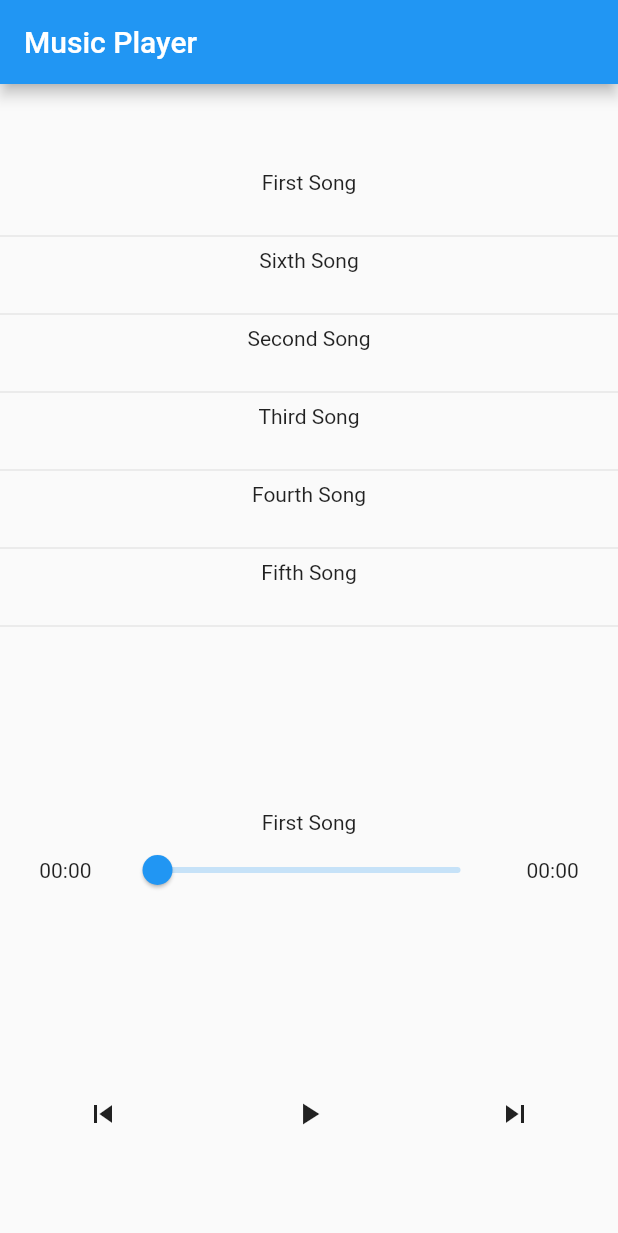
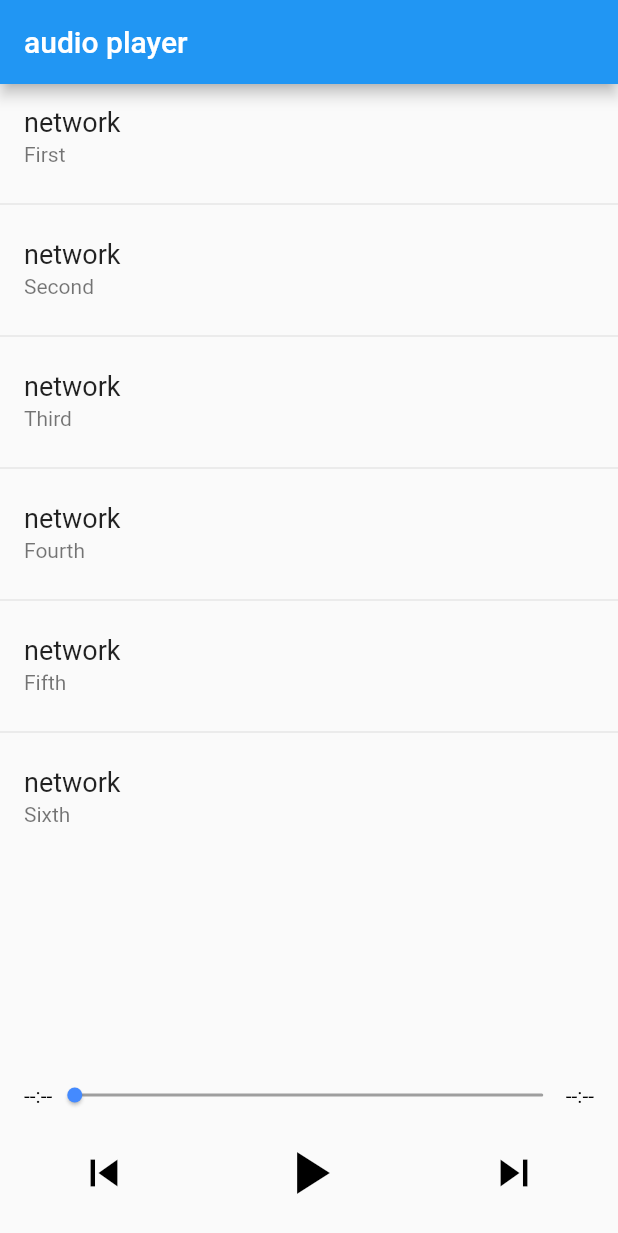
Before and after one commit to yogeshkumar24/music_player_demo, a Flutter app: the screen it shows after launch, on a phone screen of 412 x 824 dp. Shown: the top 1233 px of the screen. Run offline on Flutter 3.47's test engine with Material 2 defaults, Android fonts, the phone set to English and light mode, and no system bars; missing offline and left inert: audio_manager.

```diff
--- a/lib/background_service/audioPlayerTask.dart
+++ b/lib/background_service/audioPlayerTask.dart
@@ -1,56 +1,56 @@
-import 'package:audio_service/audio_service.dart';
-import 'package:audioplayers/audioplayers.dart';
-
-class AudioPlayerTask extends BackgroundAudioTask {
-  final _audioPlayer = AudioPlayer();
-
-
-  @override
-  Future<void> onStart(Map<String, dynamic> params) async {
-    // Connect to the URL
-    print("test");
-String url ='https://www.soundhelix.com/examples/mp3/SoundHelix-Song-3.mp3';
-
-    await _audioPlayer.setUrl('https://www.soundhelix.com/examples/mp3/SoundHelix-Song-3.mp3');
-    // Now we're ready to play
-    _audioPlayer.play(url);
-  }
-
-  @override
-  Future<void> onStop() async {
-    // Stop playing audio
-    await _audioPlayer.stop();
-    // Shut down this background task
-    await super.onStop();
-  }
-
-
-
-  List<Map<String, String>> list = [
-    {
-      'track': 'https://www.soundhelix.com/examples/mp3/SoundHelix-Song-1.mp3',
-      "name": "First Song"
-    },
-    {
-      'track': 'https://www.soundhelix.com/examples/mp3/SoundHelix-Song-2.mp3',
-      "name": "Sixth Song"
-    },
-    {
-      'track': 'https://www.soundhelix.com/examples/mp3/SoundHelix-Song-3.mp3',
-      "name": "Second Song"
-    },
-    {
-      'track': 'https://www.soundhelix.com/examples/mp3/SoundHelix-Song-5.mp3',
-      "name": "Third Song"
-    },
-    {
-      'track': 'https://www.soundhelix.com/examples/mp3/SoundHelix-Song-6.mp3',
-      "name": "Fourth Song"
-    },
-    {
-      'track': 'https://www.soundhelix.com/examples/mp3/SoundHelix-Song-7.mp3',
-      "name": "Fifth Song"
-    },
-
-  ];
-}
+// import 'package:audio_service/audio_service.dart';
+// import 'package:audioplayers/audioplayers.dart';
+//
+// class AudioPlayerTask extends BackgroundAudioTask {
+//   final _audioPlayer = AudioPlayer();
+//
+//
+//   @override
+//   Future<void> onStart(Map<String, dynamic> params) async {
+//     // Connect to the URL
+//     print("test");
+// String url ='https://www.soundhelix.com/examples/mp3/SoundHelix-Song-3.mp3';
+//
+//     await _audioPlayer.setUrl('https://www.soundhelix.com/examples/mp3/SoundHelix-Song-3.mp3');
+//     // Now we're ready to play
+//     _audioPlayer.play(url);
+//   }
+//
+//   @override
+//   Future<void> onStop() async {
+//     // Stop playing audio
+//     await _audioPlayer.stop();
+//     // Shut down this background task
+//     await super.onStop();
+//   }
+//
+//
+//
+//   List<Map<String, String>> list = [
+//     {
+//       'track': 'https://www.soundhelix.com/examples/mp3/SoundHelix-Song-1.mp3',
+//       "name": "First Song"
+//     },
+//     {
+//       'track': 'https://www.soundhelix.com/examples/mp3/SoundHelix-Song-2.mp3',
+//       "name": "Sixth Song"
+//     },
+//     {
+//       'track': 'https://www.soundhelix.com/examples/mp3/SoundHelix-Song-3.mp3',
+//       "name": "Second Song"
+//     },
+//     {
+//       'track': 'https://www.soundhelix.com/examples/mp3/SoundHelix-Song-5.mp3',
+//       "name": "Third Song"
+//     },
+//     {
+//       'track': 'https://www.soundhelix.com/examples/mp3/SoundHelix-Song-6.mp3',
+//       "name": "Fourth Song"
+//     },
+//     {
+//       'track': 'https://www.soundhelix.com/examples/mp3/SoundHelix-Song-7.mp3',
+//       "name": "Fifth Song"
+//     },
+//
+//   ];
+// }
--- a/lib/main.dart
+++ b/lib/main.dart
@@ -1,259 +1,293 @@
-import 'dart:convert';
+import 'package:flutter/material.dart';
+import 'package:audio_manager/audio_manager.dart';
 
-import 'package:audioplayers/audioplayers.dart';
-import 'package:audioplayers/notifications.dart';
-import 'package:flutter/material.dart';
-import 'package:audio_service/audio_service.dart';
-import 'package:intl/intl.dart';
-import 'package:audio_manager/audio_manager.dart';
-import 'album.dart';
-import 'background_service/audioPlayerTask.dart';
 
-void _backgroundTaskEntrypoint() {
-  AudioServiceBackground.run(() => AudioPlayerTask());
+void main() => runApp(MyApp());
+
+class MyApp extends StatefulWidget {
+  @override
+  _MyAppState createState() => _MyAppState();
 }
 
-void main() {
-  runApp(MyApp());
-}
+class _MyAppState extends State<MyApp> {
 
-class MyApp extends StatelessWidget {
-  // This widget is the root of your application.
-  @override
-  Widget build(BuildContext context) {
-    return MaterialApp(
-      title: 'Flutter Demo',
-      theme: ThemeData(
-        primarySwatch: Colors.blue,
-      ),
-      home: AudioServiceWidget(child:MyHomePage()),
-    );
-  }
-}
-
-class MyHomePage extends StatefulWidget {
-  @override
-  _MyHomePageState createState() => _MyHomePageState();
-}
-
-class _MyHomePageState extends State<MyHomePage> {
-  int timeProgress = 0;
-  int audioDuration = 0;
-  List<Track> trackLis = [];
-
-  int songNumber = 0;
-  AudioPlayer audioPlayer = AudioPlayer();
-  PlayerState playerState = PlayerState.PAUSED;
+  bool isPlaying = false;
+  Duration _duration;
+  Duration _position;
+  double _slider;
+  String _error;
+  num curIndex = 0;
+  PlayMode playMode = AudioManager.instance.playMode;
 
 
-  // start() =>
-  //     AudioService.start(backgroundTaskEntrypoint: _backgroundTaskEntrypoint);
-  //
-  // stop() => AudioService.stop();
-
-  List<Map<String, String>> list = [
+final list = [
     {
-      'track': 'https://www.soundhelix.com/examples/mp3/SoundHelix-Song-1.mp3',
-      "name": "First Song"
+      "title": "network",
+      "desc": "First",
+      'url': 'https://www.soundhelix.com/examples/mp3/SoundHelix-Song-1.mp3',
+      "coverUrl": "https://images.unsplash.com/photo-1511671782779-c97d3d27a1d4?ixid=MnwxMjA3fDB8MHxzZWFyY2h8MXx8bGl2ZSUyMG11c2ljfGVufDB8fDB8fA%3D%3D&ixlib=rb-1.2.1&auto=format&fit=crop&w=800&q=60"
     },
     {
-      'track': 'https://www.soundhelix.com/examples/mp3/SoundHelix-Song-2.mp3',
-      "name": "Sixth Song"
+      "title": "network",
+      "desc": "Second",
+      'url': 'https://www.soundhelix.com/examples/mp3/SoundHelix-Song-2.mp3',
+      "coverUrl": "https://images.unsplash.com/photo-1511671782779-c97d3d27a1d4?ixid=MnwxMjA3fDB8MHxzZWFyY2h8MXx8bGl2ZSUyMG11c2ljfGVufDB8fDB8fA%3D%3D&ixlib=rb-1.2.1&auto=format&fit=crop&w=800&q=60"
     },
     {
-      'track': 'https://www.soundhelix.com/examples/mp3/SoundHelix-Song-3.mp3',
-      "name": "Second Song"
+      "title": "network",
+      "desc": "Third",
+      'url': 'https://www.soundhelix.com/examples/mp3/SoundHelix-Song-3.mp3',
+      "coverUrl": "https://images.unsplash.com/photo-1511671782779-c97d3d27a1d4?ixid=MnwxMjA3fDB8MHxzZWFyY2h8MXx8bGl2ZSUyMG11c2ljfGVufDB8fDB8fA%3D%3D&ixlib=rb-1.2.1&auto=format&fit=crop&w=800&q=60"
     },
     {
-      'track': 'https://www.soundhelix.com/examples/mp3/SoundHelix-Song-5.mp3',
-      "name": "Third Song"
+      "title": "network",
+      "desc": "Fourth",
+      'url': 'https://www.soundhelix.com/examples/mp3/SoundHelix-Song-5.mp3',
+      "coverUrl": "https://images.unsplash.com/photo-1511671782779-c97d3d27a1d4?ixid=MnwxMjA3fDB8MHxzZWFyY2h8MXx8bGl2ZSUyMG11c2ljfGVufDB8fDB8fA%3D%3D&ixlib=rb-1.2.1&auto=format&fit=crop&w=800&q=60"
     },
     {
-      'track': 'https://www.soundhelix.com/examples/mp3/SoundHelix-Song-6.mp3',
-      "name": "Fourth Song"
+      "title": "network",
+      "desc": "Fifth",
+      'url': 'https://www.soundhelix.com/examples/mp3/SoundHelix-Song-6.mp3',
+      "coverUrl": "https://images.unsplash.com/photo-1511671782779-c97d3d27a1d4?ixid=MnwxMjA3fDB8MHxzZWFyY2h8MXx8bGl2ZSUyMG11c2ljfGVufDB8fDB8fA%3D%3D&ixlib=rb-1.2.1&auto=format&fit=crop&w=800&q=60"
     },
     {
-      'track': 'https://www.soundhelix.com/examples/mp3/SoundHelix-Song-7.mp3',
-      "name": "Fifth Song"
+      "title": "network",
+      "desc": "Sixth ",
+      'url': 'https://www.soundhelix.com/examples/mp3/SoundHelix-Song-7.mp3',
+      "coverUrl": "https://images.unsplash.com/photo-1511671782779-c97d3d27a1d4?ixid=MnwxMjA3fDB8MHxzZWFyY2h8MXx8bGl2ZSUyMG11c2ljfGVufDB8fDB8fA%3D%3D&ixlib=rb-1.2.1&auto=format&fit=crop&w=800&q=60"
     },
 
   ];
 
-  List<Track> fetchSongs() {
-    List<Track> trackList = [];
-    list.forEach((element) {
-      trackList.add(Track.fromJson(element));
-    });
-    return trackList;
+  @override
+  void initState() {
+    super.initState();
+    setupAudio();
   }
 
   @override
-  void initState() {
-
-    trackLis = fetchSongs();
-    audioPlayer.onPlayerStateChanged.listen((PlayerState state) {
-      setState(() {
-        playerState = state;
-      });
-    });
-
-    audioPlayer.onDurationChanged.listen((Duration duration) {
-
-      setState(() {
-        audioDuration = duration.inMilliseconds;
-      });
-    });
-
-    audioPlayer.setUrl(trackLis[songNumber].track);
-
-    audioPlayer.onAudioPositionChanged.listen((Duration duration) {
-      setState(() {
-        timeProgress = duration.inMilliseconds;
-      });
-    });
-    //testiingggg..
-    super.initState();
+  void dispose() {
+    AudioManager.instance.release();
+    super.dispose();
   }
 
-  playMusic(String url) async {
-    await audioPlayer.play(url);
+  void setupAudio() {
+    List<AudioInfo> _list = [];
+    list.forEach((item) =>
+        _list.add(AudioInfo(item["url"],
+            title: item["title"],
+            desc: item["desc"],
+            coverUrl: item["coverUrl"],
+          )));
+
+    AudioManager.instance.audioList = _list;
+    AudioManager.instance.intercepter = true;
+    AudioManager.instance.play(auto: false);
+
+    AudioManager.instance.onEvents((events, args) {
+      print("$events, $args");
+      switch (events) {
+        case AudioManagerEvents.start:
+          print(
+              "start load data callback, curIndex is ${AudioManager.instance
+                  .curIndex}");
+          _position = AudioManager.instance.position;
+          _duration = AudioManager.instance.duration;
+          _slider = 0;
+          setState(() {});
+          break;
+        case AudioManagerEvents.ready:
+          print("ready to play");
+          _error = null;
+
+          _position = AudioManager.instance.position;
+          _duration = AudioManager.instance.duration;
+          setState(() {});
+          // if you need to seek times, must after AudioManagerEvents.ready event invoked
+          // AudioManager.instance.seekTo(Duration(seconds: 10));
+          break;
+        case AudioManagerEvents.seekComplete:
+          _position = AudioManager.instance.position;
+          _slider = _position.inMilliseconds / _duration.inMilliseconds;
+          setState(() {});
+          print("seek event is completed. position is [$args]/ms");
+          break;
+        case AudioManagerEvents.buffering:
+          print("buffering $args");
+          break;
+        case AudioManagerEvents.playstatus:
+          isPlaying = AudioManager.instance.isPlaying;
+          setState(() {});
+          break;
+        case AudioManagerEvents.timeupdate:
+          _position = AudioManager.instance.position;
+          _slider = _position.inMilliseconds / _duration.inMilliseconds;
+          setState(() {});
+          AudioManager.instance.updateLrc(args["position"].toString());
+          break;
+        case AudioManagerEvents.error:
+          _error = args;
+          setState(() {});
+          break;
+        case AudioManagerEvents.ended:
+          AudioManager.instance.next();
+          break;
+        default:
+          break;
+      }
+    });
   }
 
-  pauseMusic() async {
-    await audioPlayer.pause();
-  }
 
-  Widget slider() {
-    return Container(
-      child: Slider.adaptive(
-        value: (timeProgress / 1000),
-        max: (audioDuration / 1000),
-        onChanged: (value) {
-          seekToSec(value.toInt());
-        },
-      ),
-    );
-  }
 
   @override
   Widget build(BuildContext context) {
-    return Scaffold(
+    return MaterialApp(
+      home: Scaffold(
         appBar: AppBar(
-        title: Text("Music Player"),
+          title: const Text('audio player'),
         ),
-      body: Container(
+        body: Center(
           child: Column(
-          mainAxisAlignment: MainAxisAlignment.spaceAround,
-          crossAxisAlignment: CrossAxisAlignment.center,
-          children: [
-            ListView.builder(
-                itemCount: trackLis.length,
-                shrinkWrap: true,
+            children: <Widget>[
+
+              Expanded(
+                child: ListView.separated(
                     itemBuilder: (context, index) {
-                  return InkWell(
-                    onTap: () {
-                      setState(() {
-                        songNumber = index;
-                        audioPlayer.setUrl(trackLis[index].track);
-                        playMusic(trackLis[index].track);
-                      });
+                      return ListTile(
+                        title: Text(list[index]["title"],
+                            style: TextStyle(fontSize: 18)),
+                        subtitle: Text(list[index]["desc"]),
+                        onTap: () => AudioManager.instance.play(index: index),
+                      );
                     },
-                    child: Container(
-                        alignment: Alignment.center,
-                        child: Column(
-                          children: [
-                            Row(
-                              mainAxisAlignment: MainAxisAlignment.center,
-                              children: [
-                                Text("${trackLis[index].name}"),
+                    separatorBuilder: (BuildContext context, int index) =>
+                        Divider(),
+                    itemCount: list.length),
+              ),
+              Center(
+                  child: Text(_error != null
+                      ? _error
+                      : "${AudioManager.instance.info
+                      .title}"
+                      " ${AudioManager.instance.info
+        .desc}")),
+              bottomPanel()
             ],
           ),
-                            SizedBox(
-                              height: 20,
-                            ),
-                            Divider()
-                          ],
-                        ),),
-                  );
-                }),
-            buildRow(),
-            buildButtons()
-          ],
         ),
       ),
     );
   }
 
+  Widget bottomPanel() {
+    return Column(children: <Widget>[
+      Padding(
+        padding: EdgeInsets.symmetric(horizontal: 16),
+        child: songProgress(context),
+      ),
+      Container(
+        padding: EdgeInsets.symmetric(vertical: 16),
+        child: Row(
+          mainAxisAlignment: MainAxisAlignment.spaceAround,
+          children: <Widget>[
+            IconButton(
+                iconSize: 36,
+                icon: Icon(
+                  Icons.skip_previous,
+                  color: Colors.black,
+                ),
+                onPressed: () => AudioManager.instance.previous()),
+            IconButton(
+              onPressed: () async {
+                bool playing = await AudioManager.instance.playOrPause();
+                print("await -- $playing");
+                if(playing){
+                  await AudioManager.instance.play();
+                }else{
+                  await AudioManager.instance.toPause();
+                }
+              },
+              padding: const EdgeInsets.all(0.0),
+              icon: Icon(
+                isPlaying ? Icons.pause : Icons.play_arrow,
+                size: 48.0,
+                color: Colors.black,
+              ),
+            ),
+            IconButton(
+                iconSize: 36,
+                icon: Icon(
+                  Icons.skip_next,
+                  color: Colors.black,
+                ),
+                onPressed: () => AudioManager.instance.next()),
+          ],
+        ),
+      ),
+    ]);
+  }
 
-   buildButtons()  {
+  Widget songProgress(BuildContext context) {
+    var style = TextStyle(color: Colors.black);
     return Row(
-            mainAxisAlignment: MainAxisAlignment.spaceAround,
-            children: [
-              IconButton(
-                  onPressed: ()  {
+      children: <Widget>[
+        Text(
+          _formatDuration(_position),
+          style: style,
+        ),
+        Expanded(
+          child: Padding(
+            padding: EdgeInsets.symmetric(horizontal: 5),
+            child: SliderTheme(
+                data: SliderTheme.of(context).copyWith(
+                  trackHeight: 2,
+                  thumbColor: Colors.blueAccent,
+                  overlayColor: Colors.blue,
+                  thumbShape: RoundSliderThumbShape(
+                    disabledThumbRadius: 5,
+                    enabledThumbRadius: 5,
+                  ),
+                  overlayShape: RoundSliderOverlayShape(
+                    overlayRadius: 10,
+                  ),
+                  activeTrackColor: Colors.blueAccent,
+                  inactiveTrackColor: Colors.grey,
+                ),
+                child: Slider(
+                  value: _slider ?? 0,
+                  onChanged: (value) {
                     setState(() {
-                      if(songNumber > 0){
-                      audioPlayer.setUrl(trackLis[songNumber--].track);
-                    }else{
-                        print("This is the first song");
-                      }});
-                  },
-                  icon: Icon(Icons.skip_previous)),
-              IconButton(
-                  onPressed: () {
-                    setState(() {
-                      playerState == PlayerState.PLAYING
-                          ? pauseMusic()
-                          : playMusic(trackLis[songNumber].track);
+                      _slider = value;
                     });
                   },
-                  icon: Icon(playerState == PlayerState.PAUSED
-                      ? Icons.play_arrow
-                      : Icons.pause)),
-
-              IconButton(
-                  onPressed: ()  {
-           setState(() {
-             if(songNumber < trackLis.length-1){
-                audioPlayer.setUrl(trackLis[songNumber++].track);
+                  onChangeEnd: (value) {
+                    if (_duration != null) {
+                      Duration msec = Duration(
+                          milliseconds:
+                          (_duration.inMilliseconds * value).round());
+                      AudioManager.instance.seekTo(msec);
                     }
-           else{
-             print("This is last song");
-             }});
                   },
-                  icon: Icon(Icons.skip_next)),
-            ],
-          );
-  }
-
-  Column buildRow() {
-    return Column(
-      crossAxisAlignment: CrossAxisAlignment.center,
-      children: [
-        Text(trackLis[songNumber].name),
-        Row(
-                mainAxisAlignment: MainAxisAlignment.center,
-                children: [
-                  Text(getTime(timeProgress)),
-                  SizedBox(width: 20),
-                  Container(width: 250, child: slider()),
-                  SizedBox(width: 20),
-                  Text(getTime(audioDuration))
-                ],
+                )),
+          ),
+        ),
+        Text(
+          _formatDuration(_duration),
+          style: style,
         ),
       ],
     );
   }
 
-  void seekToSec(int sec) {
-    Duration duration = Duration(seconds: sec);
-
-    audioPlayer.seek(duration);
-  }
-
-  getTime(millisecond){
-   var d = Duration(milliseconds: millisecond);
-   return "${d.toString().substring(2,7)}";
-
+  String _formatDuration(Duration d) {
+    if (d == null) return "--:--";
+    int minute = d.inMinutes;
+    int second = (d.inSeconds > 60) ? (d.inSeconds % 60) : d.inSeconds;
+    String format = ((minute < 10) ? "0$minute" : "$minute") +
+        ":" +
+        ((second < 10) ? "0$second" : "$second");
+    return format;
   }
 }
```
Also changed, not shown: 1 other file. Lines whose indentation alone changed are shown as unchanged.
